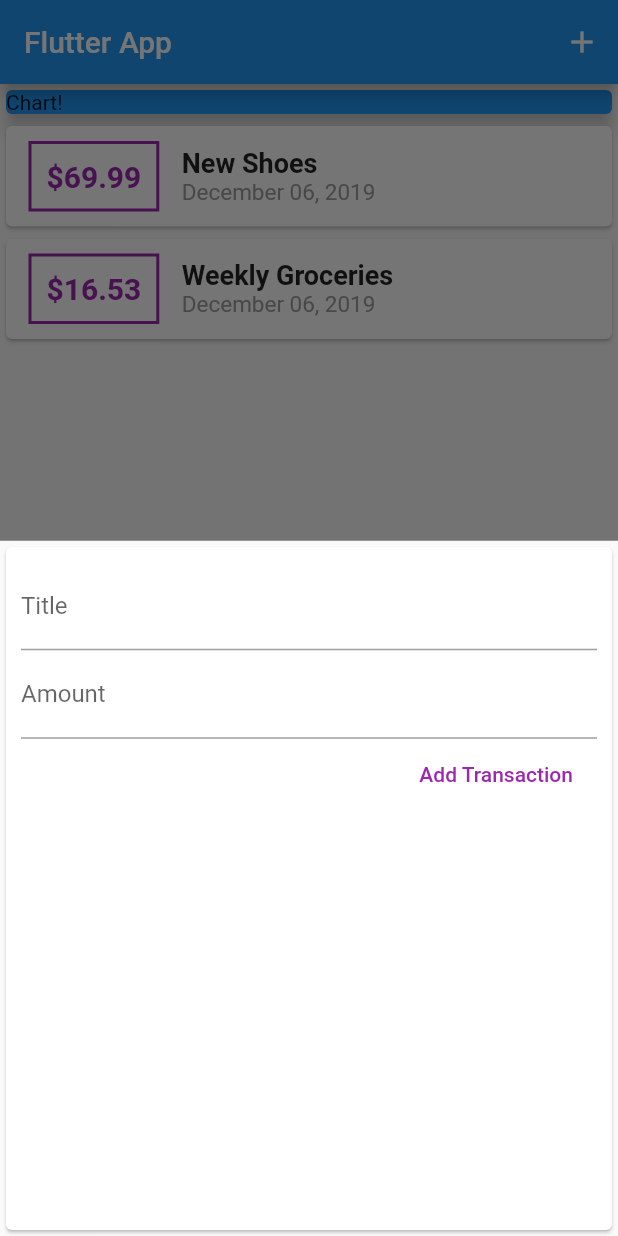
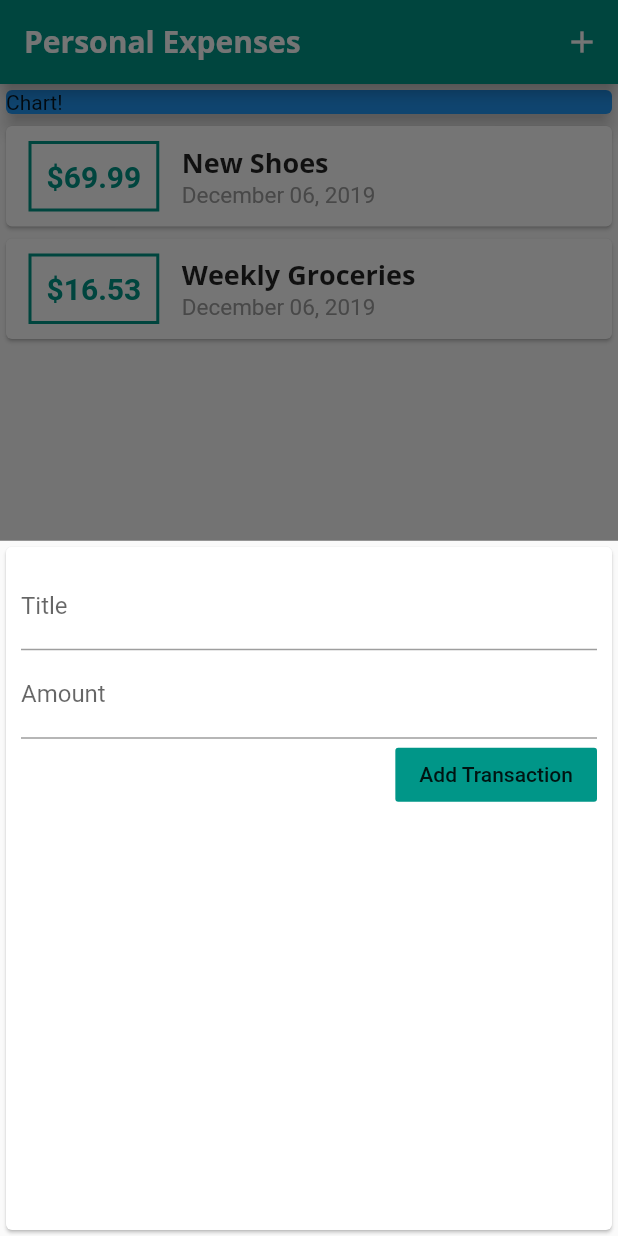
Before and after one commit to Adam-Ozbayraktar/personal_expenses_app, a Flutter app: the screen it shows after launch, after a tap on the "add" icon, on a phone screen of 412 x 824 dp. Run offline on Flutter 3.47's test engine with Material 2 defaults, Android fonts, the phone set to English and light mode, and no system bars.

Commit message:
Added fonts and themes

```diff
--- a/lib/main.dart
+++ b/lib/main.dart
@@ -10,7 +10,27 @@ class MyApp extends StatelessWidget {
   @override
   Widget build(BuildContext context) {
     return MaterialApp(
-      title: 'Flutter App',
+      title: 'Personal Expenses',
+      theme: ThemeData(
+        primarySwatch: Colors.teal,
+        fontFamily: 'Quicksand',
+        textTheme: ThemeData.light().textTheme.copyWith(
+              title: TextStyle(
+                fontFamily: 'OpenSans',
+                fontWeight: FontWeight.bold,
+                fontSize: 18,
+              ),
+            ),
+        appBarTheme: AppBarTheme(
+          textTheme: ThemeData.light().textTheme.copyWith(
+                title: TextStyle(
+                  fontFamily: 'OpenSans',
+                  fontSize: 20,
+                  fontWeight: FontWeight.bold,
+                ),
+              ),
+        ),
+      ),
       home: MyHomePage(),
     );
   }
@@ -24,7 +44,7 @@ class MyHomePage extends StatefulWidget {
 }
 
 class _MyHomePageState extends State<MyHomePage> {
-    final List<Transaction> _userTransactions = [
+  final List<Transaction> _userTransactions = [
     Transaction(
       id: 't1',
       title: 'New Shoes',
@@ -53,20 +73,23 @@ class _MyHomePageState extends State<MyHomePage> {
   }
 
   void _startAddNewTransaction(BuildContext ctx) {
-    showModalBottomSheet(context: ctx, builder: (_) {
-      return NewTransaction(_addNewTransaction);
-    },);
+    showModalBottomSheet(
+      context: ctx,
+      builder: (_) {
+        return NewTransaction(_addNewTransaction);
+      },
+    );
   }
 
   @override
   Widget build(BuildContext context) {
     return Scaffold(
       appBar: AppBar(
-        title: Text('Flutter App'),
+        title: Text('Personal Expenses'),
         actions: <Widget>[
           IconButton(
             icon: Icon(Icons.add),
-            onPressed: () =>  _startAddNewTransaction(context),
+            onPressed: () => _startAddNewTransaction(context),
           ),
         ],
       ),
@@ -89,7 +112,7 @@ class _MyHomePageState extends State<MyHomePage> {
       floatingActionButtonLocation: FloatingActionButtonLocation.centerFloat,
       floatingActionButton: FloatingActionButton(
         child: Icon(Icons.add),
-        onPressed: () =>  _startAddNewTransaction(context),
+        onPressed: () => _startAddNewTransaction(context),
       ),
     );
   }
--- a/lib/widgets/new_transactions.dart
+++ b/lib/widgets/new_transactions.dart
@@ -57,7 +57,7 @@ class _NewTransactionState extends State<NewTransaction> {
             ),
             FlatButton(
               child: Text('Add Transaction'),
-              textColor: Colors.purple,
+              color: Theme.of(context).primaryColor,
               onPressed: submitData,
             )
           ],
--- a/lib/widgets/transaction_list.dart
+++ b/lib/widgets/transaction_list.dart
@@ -24,7 +24,7 @@ class TransactionList extends StatelessWidget {
                   ),
                   decoration: BoxDecoration(
                     border: Border.all(
-                      color: Colors.purple,
+                      color: Theme.of(context).primaryColor,
                       width: 2,
                     ),
                   ),
@@ -34,7 +34,7 @@ class TransactionList extends StatelessWidget {
                     style: TextStyle(
                       fontWeight: FontWeight.bold,
                       fontSize: 20,
-                      color: Colors.purple,
+                      color: Theme.of(context).primaryColor,
                     ),
                   ),
                 ),
@@ -43,13 +43,11 @@ class TransactionList extends StatelessWidget {
                   children: <Widget>[
                     Text(
                       transactions[index].title,
-                      style: TextStyle(
-                        fontWeight: FontWeight.bold,
-                        fontSize: 18,
-                      ),
+                      style: Theme.of(context).textTheme.title,
                     ),
                     Text(
-                      DateFormat('MMMM dd, yyyy').format(transactions[index].date),
+                      DateFormat('MMMM dd, yyyy')
+                          .format(transactions[index].date),
                       style: TextStyle(
                         color: Colors.grey,
                         fontSize: 15,
```
Also changed, not shown: pubspec.yaml (+11 -6 lines), assets/fonts/OpenSans-Bold.ttf (added), assets/fonts/OpenSans-Regular.ttf (added), assets/fonts/Quicksand-Bold.ttf (added), assets/fonts/Quicksand-Light.ttf (added), assets/fonts/Quicksand-Medium.ttf (added), assets/fonts/Quicksand-Regular.ttf (added).
